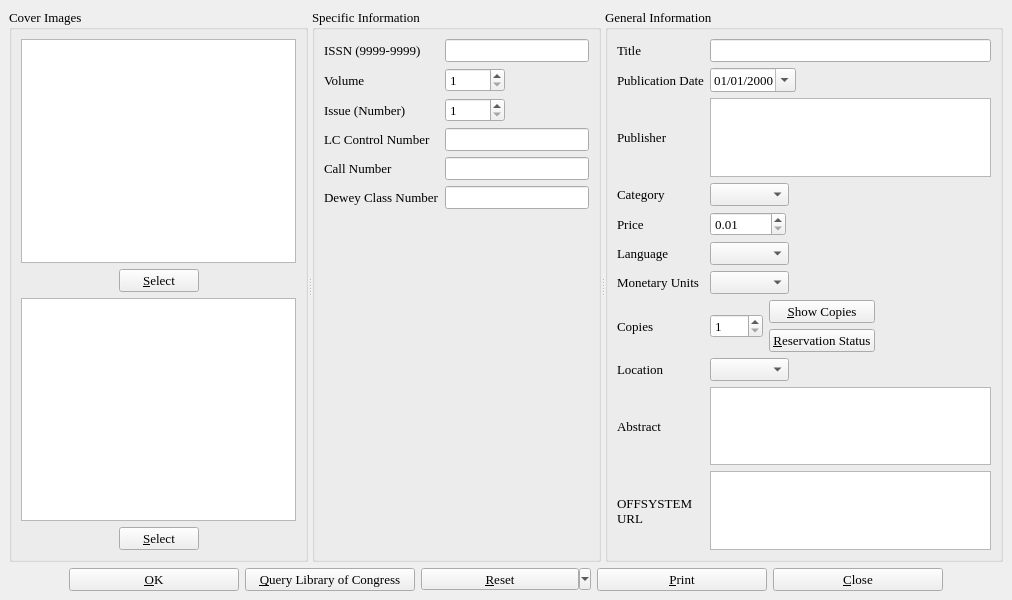
Old version of the form maginfo.ui in the repository textbrowser/biblioteq.
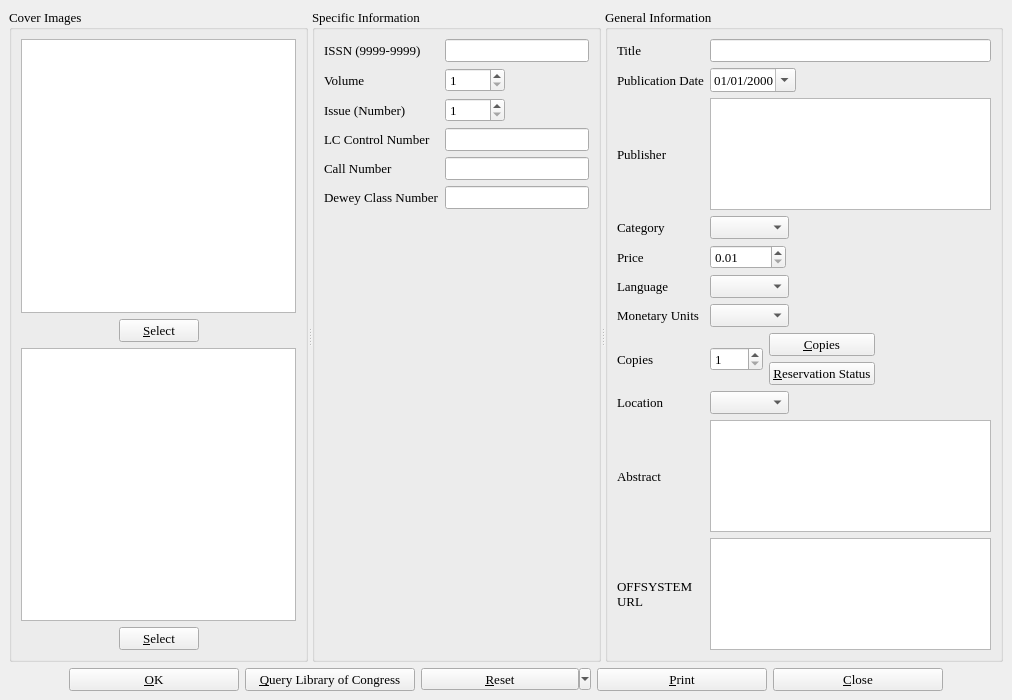
New version of the form. Icons and pictures are not drawn. Custom widgets are drawn as their Qt base class.

The edit to the form file:
```diff
--- a/maginfo.ui
+++ b/maginfo.ui
@@ -6,13 +6,13 @@
     <x>0</x>
     <y>0</y>
     <width>1012</width>
-    <height>600</height>
+    <height>700</height>
    </rect>
   </property>
   <property name="minimumSize" >
    <size>
     <width>1000</width>
-    <height>600</height>
+    <height>700</height>
    </size>
   </property>
   <property name="font" >
@@ -47,12 +47,6 @@
           <property name="toolTip" >
            <string>Front Cover Image</string>
           </property>
-          <property name="verticalScrollBarPolicy" >
-           <enum>Qt::ScrollBarAsNeeded</enum>
-          </property>
-          <property name="horizontalScrollBarPolicy" >
-           <enum>Qt::ScrollBarAsNeeded</enum>
-          </property>
          </widget>
         </item>
         <item>
@@ -103,12 +97,6 @@
           <property name="toolTip" >
            <string>Back Cover Image</string>
           </property>
-          <property name="verticalScrollBarPolicy" >
-           <enum>Qt::ScrollBarAsNeeded</enum>
-          </property>
-          <property name="horizontalScrollBarPolicy" >
-           <enum>Qt::ScrollBarAsNeeded</enum>
-          </property>
          </widget>
         </item>
         <item>
@@ -768,7 +756,7 @@
                </font>
               </property>
               <property name="text" >
-               <string>&amp;Show Copies</string>
+               <string>&amp;Copies</string>
               </property>
               <property name="icon" >
                <iconset>icons.d/16x16/editcopy.png</iconset>
```
